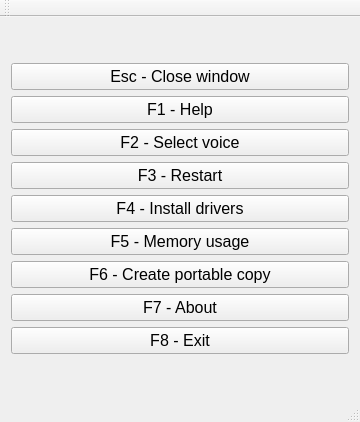
This is src/mainwindow.ui in nstrikos/Emily as Qt 5 draws it before an edit. The edited form follows.
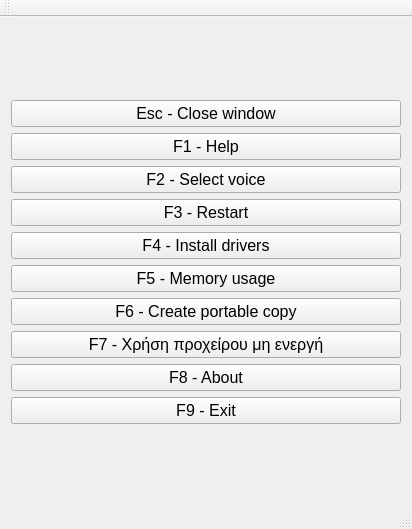
This is the edited form.

Commit message: Add clipboard functionality

Patch:
```diff
--- a/src/mainwindow.ui
+++ b/src/mainwindow.ui
@@ -6,8 +6,8 @@
    <rect>
     <x>0</x>
     <y>0</y>
-    <width>360</width>
-    <height>422</height>
+    <width>412</width>
+    <height>529</height>
    </rect>
   </property>
   <property name="sizePolicy">
@@ -113,6 +113,18 @@
         </property>
        </widget>
       </item>
+      <item>
+       <widget class="QPushButton" name="clipboardButton">
+        <property name="font">
+         <font>
+          <pointsize>12</pointsize>
+         </font>
+        </property>
+        <property name="text">
+         <string>F7 - Χρήση προχείρου μη ενεργή</string>
+        </property>
+       </widget>
+      </item>
       <item>
        <widget class="QPushButton" name="aboutButton">
         <property name="font">
@@ -121,7 +133,7 @@
          </font>
         </property>
         <property name="text">
-         <string>F7 - About</string>
+         <string>F8 - About</string>
         </property>
        </widget>
       </item>
@@ -133,7 +145,7 @@
          </font>
         </property>
         <property name="text">
-         <string>F8 - Exit</string>
+         <string>F9 - Exit</string>
         </property>
        </widget>
       </item>
```
Left out of the diff: 2 changed lines with no effect on the pictures. The commit also changes 12 other files.
